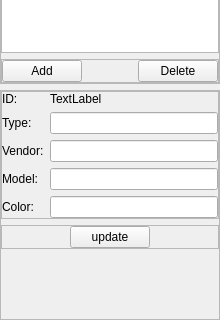
This is plugins/LogBook/src/gui/FiltersWidget.ui in 519984307/stellarium_src as Qt 5 draws it before an edit; both pictures show x 0 to 220 and y 146 to 466 of the 220 by 466 pixel window. The edited form follows.
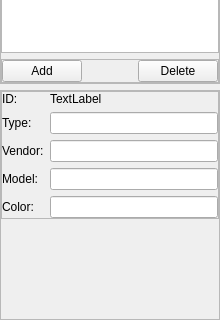
This is the edited form.

```diff
--- a/plugins/LogBook/src/gui/FiltersWidget.ui
+++ b/plugins/LogBook/src/gui/FiltersWidget.ui
@@ -177,57 +177,6 @@
         </layout>
        </widget>
       </item>
-      <item>
-       <widget class="QFrame" name="frame_18">
-        <property name="frameShape">
-         <enum>QFrame::StyledPanel</enum>
-        </property>
-        <property name="frameShadow">
-         <enum>QFrame::Raised</enum>
-        </property>
-        <layout class="QHBoxLayout" name="horizontalLayout_9">
-         <property name="spacing">
-          <number>0</number>
-         </property>
-         <property name="margin">
-          <number>0</number>
-         </property>
-         <item>
-          <spacer name="horizontalSpacer_8">
-           <property name="orientation">
-            <enum>Qt::Horizontal</enum>
-           </property>
-           <property name="sizeHint" stdset="0">
-            <size>
-             <width>85</width>
-             <height>20</height>
-            </size>
-           </property>
-          </spacer>
-         </item>
-         <item>
-          <widget class="QPushButton" name="updateFilterButton">
-           <property name="text">
-            <string>update</string>
-           </property>
-          </widget>
-         </item>
-         <item>
-          <spacer name="horizontalSpacer_9">
-           <property name="orientation">
-            <enum>Qt::Horizontal</enum>
-           </property>
-           <property name="sizeHint" stdset="0">
-            <size>
-             <width>85</width>
-             <height>20</height>
-            </size>
-           </property>
-          </spacer>
-         </item>
-        </layout>
-       </widget>
-      </item>
       <item>
        <spacer name="verticalSpacer">
         <property name="orientation">
```
Left out of the diff: 1 changed line with no effect on the pictures.
